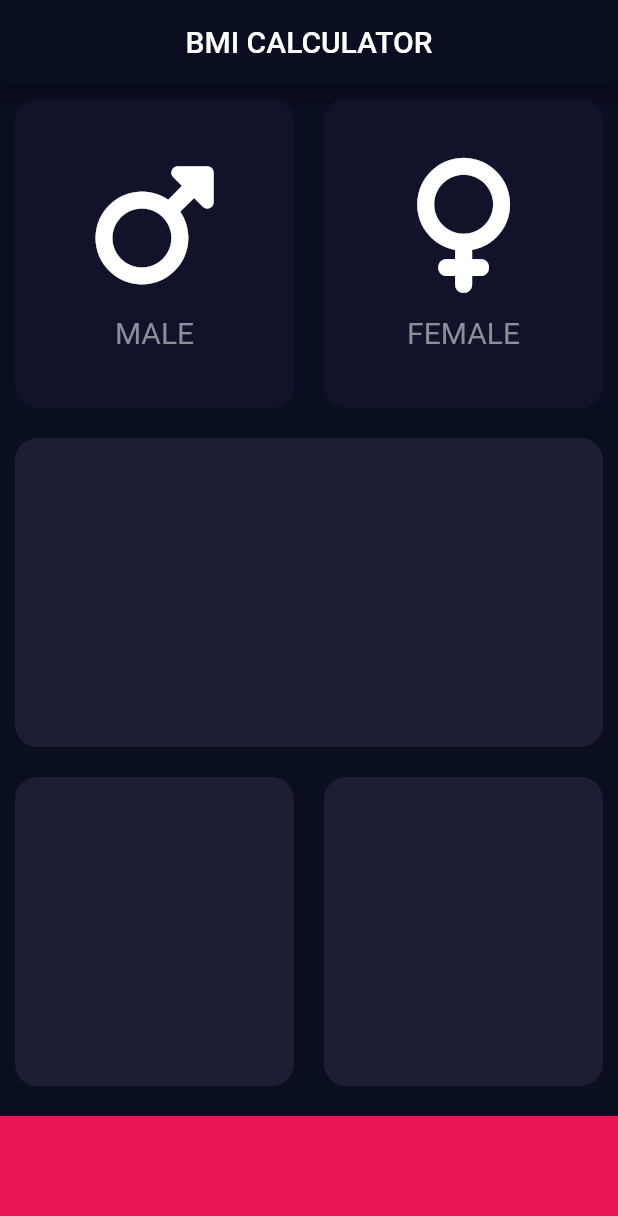
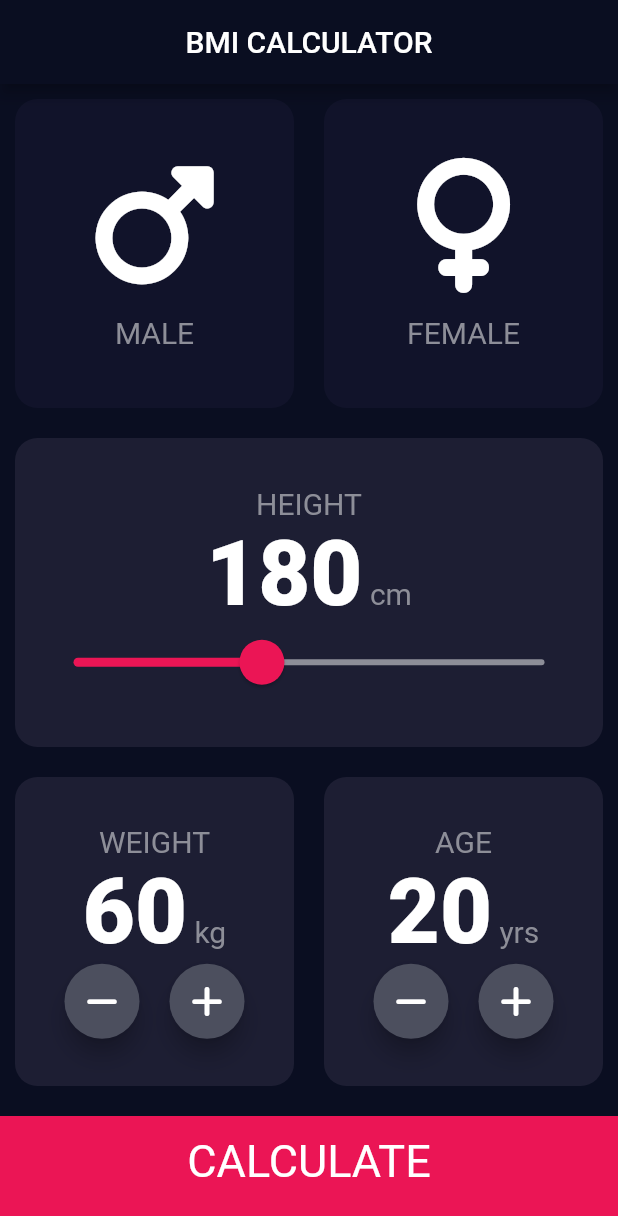
Before and after one commit to tiagocasa/bmi-calculator, a Flutter app: the screen it shows after launch, on a phone screen of 412 x 824 dp. Shown: the top 1216 px of the screen. Run offline on Flutter 3.47's test engine with Material 2 defaults, Android fonts, the phone set to English and light mode, and no system bars; our stand-ins replace font_awesome_flutter.

Commit message:
final commit

```diff
--- /dev/null
+++ b/lib/Widgets/bottom_button.dart
@@ -0,0 +1,29 @@
+import 'package:flutter/material.dart';
+import 'package:bmi_calculator/constants.dart';
+
+class BottomButton extends StatelessWidget {
+  final String buttonText;
+  final VoidCallback onTap;
+
+  BottomButton({required this.buttonText, required this.onTap});
+
+  @override
+  Widget build(BuildContext context) {
+    return GestureDetector(
+      onTap: onTap,
+      child: Container(
+        child: Center(
+          child: Text(
+            buttonText,
+            style: TextStyle(fontSize: 30),
+          ),
+        ),
+        color: kBottomContainerColor,
+        margin: EdgeInsets.only(top: 10),
+        padding: EdgeInsets.only(bottom: 20),
+        width: double.infinity,
+        height: kBottomContainerHeight,
+      ),
+    );
+  }
+}
--- a/lib/icon_content.dart
+++ b/lib/Widgets/icon_content.dart
@@ -1,6 +1,5 @@
 import 'package:flutter/material.dart';
-
-const labelTextStyle = TextStyle(fontSize: 20, color: Color(0xFF8D8E98));
+import '../constants.dart';
 
 class IconAndName extends StatelessWidget {
   IconAndName({required this.iconName, required this.textLabel});
@@ -17,7 +16,7 @@ class IconAndName extends StatelessWidget {
         SizedBox(height: 15),
         Text(
           textLabel,
-          style: labelTextStyle,
+          style: kLabelTextStyle,
         )
       ],
     );
--- /dev/null
+++ b/lib/Widgets/reusable_card.dart
@@ -0,0 +1,25 @@
+import 'package:flutter/material.dart';
+
+class BoxDesign extends StatelessWidget {
+  BoxDesign({required this.selectedColor, this.cardChild, this.onPress});
+
+  final Color selectedColor;
+  final Widget? cardChild;
+  final VoidCallback? onPress;
+
+  @override
+  Widget build(BuildContext context) {
+    return GestureDetector(
+      onTap: onPress,
+      child: Container(
+        child: cardChild,
+        decoration: BoxDecoration(
+          borderRadius: BorderRadius.circular(15),
+          color: selectedColor, //Color(0xFF1D1E33),
+        ),
+        margin: EdgeInsets.all(10),
+        padding: EdgeInsets.all(15),
+      ),
+    );
+  }
+}
--- /dev/null
+++ b/lib/Widgets/round_icon_button.dart
@@ -0,0 +1,23 @@
+import 'package:flutter/material.dart';
+
+class RoundIconButton extends StatelessWidget {
+  RoundIconButton({
+    this.icon,
+    required this.onPressed,
+  });
+
+  final IconData? icon;
+  final VoidCallback onPressed;
+
+  @override
+  Widget build(BuildContext context) {
+    return RawMaterialButton(
+      child: Icon(icon),
+      onPressed: onPressed,
+      shape: CircleBorder(),
+      fillColor: Color(0xFF4C4F5E),
+      constraints: BoxConstraints.tightFor(width: 50, height: 50),
+      elevation: 6,
+    );
+  }
+}
--- /dev/null
+++ b/lib/calculator_brain.dart
@@ -0,0 +1,46 @@
+import 'dart:math';
+
+import 'package:flutter/material.dart';
+
+class CalculatorBrain {
+  CalculatorBrain({required this.height, required this.weight});
+  final int height;
+  final int weight;
+
+  double _bmi = 0;
+
+  String calculateBMI() {
+    _bmi = weight / pow(height / 100, 2);
+    return _bmi.toStringAsFixed(1);
+  }
+
+  String getResult() {
+    if (_bmi >= 25) {
+      return 'OVERWEIGHT';
+    } else if (_bmi > 18.5) {
+      return 'NORMAL';
+    } else {
+      return 'UNDERWEIGHT';
+    }
+  }
+
+  String getInterpretation() {
+    if (_bmi >= 25) {
+      return 'You have a higher than normal body weight. Ty to exercise more';
+    } else if (_bmi > 18.5) {
+      return 'You have a normal body weight. Good job!';
+    } else {
+      return 'You have a lower than normal body weight. You can eat a bit more';
+    }
+  }
+
+  Color getColor() {
+    if (_bmi >= 25) {
+      return Colors.red.shade700;
+    } else if (_bmi > 18.5) {
+      return Color(0xFF24D876);
+    } else {
+      return Colors.lightBlue;
+    }
+  }
+}
--- /dev/null
+++ b/lib/constants.dart
@@ -0,0 +1,22 @@
+import 'package:flutter/material.dart';
+
+const kBottomContainerHeight = 80.0;
+
+const kActiveCardColor = Color(0xFF1D1E33);
+const kInactiveCardColor = Color(0xFF11132A);
+const kBottomContainerColor = Color(0xFFEB1555);
+const kActiveSliderColor = Color(0xFFEB1555);
+const kInactiveSliderColor = Color(0xFF8D8E98);
+const kButtonBackground = Color(0xFF4C4F5E);
+
+const kMaxHeight = 300.0;
+const kMinHeight = 100.0;
+
+const kLabelTextStyle = TextStyle(fontSize: 20, color: Color(0xFF8D8E98));
+const kNumberTextStyle = TextStyle(fontSize: 60.0, fontWeight: FontWeight.w900);
+const kResultTextStyle = TextStyle(
+    fontSize: 30, fontWeight: FontWeight.bold, color: Color(0xFF24D876));
+
+const kBMITextStyle = TextStyle(fontSize: 100, fontWeight: FontWeight.bold);
+
+const kAppBarTitle = Text('BMI CALCULATOR');
--- a/lib/imput_page.dart
+++ /dev/null
@@ -1,82 +0,0 @@
-import 'package:flutter/material.dart';
-import 'package:font_awesome_flutter/font_awesome_flutter.dart';
-import 'reusable_card.dart';
-import 'icon_content.dart';
-
-const bottomContainerHeight = 80.0;
-const activeCardColor = Color(0xFF1D1E33);
-const inactiveCardColor = Color(0xFF11132A);
-const bottomContainerColor = Color(0xFFEB1555);
-
-enum Gender { male, female }
-
-class InputPage extends StatefulWidget {
-  @override
-  _InputPageState createState() => _InputPageState();
-}
-
-class _InputPageState extends State<InputPage> {
-  Color maleCardColor = inactiveCardColor;
-  Color femaleCardColor = inactiveCardColor;
-
-  @override
-  Widget build(BuildContext context) {
-    return Scaffold(
-        appBar: AppBar(
-          title: Center(child: Text('BMI CALCULATOR')),
-        ),
-        body: Column(
-          children: <Widget>[
-            Expanded(
-                child: Row(
-              children: <Widget>[
-                Expanded(
-                    child: GestureDetector(
-                  onTap: () {
-                    setState(() {
-                      maleCardColor = activeCardColor;
-                      femaleCardColor = inactiveCardColor;
-                    });
-                  },
-                  child: BoxDesign(
-                      selectedColor: maleCardColor,
-                      cardChild: IconAndName(
-                        iconName: FontAwesomeIcons.mars,
-                        textLabel: 'MALE',
-                      )),
-                )),
-                Expanded(
-                    child: GestureDetector(
-                  onTap: () {
-                    setState(() {
-                      maleCardColor = inactiveCardColor;
-                      femaleCardColor = activeCardColor;
-                    });
-                  },
-                  child: BoxDesign(
-                      selectedColor: femaleCardColor,
-                      cardChild: IconAndName(
-                        iconName: FontAwesomeIcons.venus,
-                        textLabel: 'FEMALE',
-                      )),
-                ))
-              ],
-            )),
-            Expanded(child: BoxDesign(selectedColor: activeCardColor)),
-            Expanded(
-                child: Row(
-              children: <Widget>[
-                Expanded(child: BoxDesign(selectedColor: activeCardColor)),
-                Expanded(child: BoxDesign(selectedColor: activeCardColor)),
-              ],
-            )),
-            Container(
-              color: bottomContainerColor,
-              margin: EdgeInsets.only(top: 10),
-              width: double.infinity,
-              height: bottomContainerHeight,
-            ),
-          ],
-        ));
-  }
-}
--- /dev/null
+++ b/lib/input_page.dart
@@ -0,0 +1,212 @@
+import 'package:flutter/material.dart';
+import 'package:font_awesome_flutter/font_awesome_flutter.dart';
+import 'Widgets/reusable_card.dart';
+import 'Widgets/icon_content.dart';
+import 'constants.dart';
+import 'Widgets/round_icon_button.dart';
+import 'result_page.dart';
+import 'Widgets/bottom_button.dart';
+import 'calculator_brain.dart';
+
+enum Gender { none, male, female }
+
+enum Math { add, sub }
+
+class InputPage extends StatefulWidget {
+  @override
+  _InputPageState createState() => _InputPageState();
+}
+
+class _InputPageState extends State<InputPage> {
+  Gender selectedGender = Gender.none;
+  int height = 180;
+  int weight = 60;
+  int age = 20;
+
+  @override
+  Widget build(BuildContext context) {
+    return Scaffold(
+        appBar: AppBar(
+          title: Center(child: kAppBarTitle),
+        ),
+        body: Column(
+          crossAxisAlignment: CrossAxisAlignment.stretch,
+          children: <Widget>[
+            Expanded(
+                child: Row(
+              children: <Widget>[
+                Expanded(
+                  child: BoxDesign(
+                      onPress: () {
+                        setState(() {
+                          selectedGender = Gender.male;
+                        });
+                      },
+                      selectedColor: selectedGender == Gender.male
+                          ? kActiveCardColor
+                          : kInactiveCardColor,
+                      cardChild: IconAndName(
+                        iconName: FontAwesomeIcons.mars,
+                        textLabel: 'MALE',
+                      )),
+                ),
+                Expanded(
+                  child: BoxDesign(
+                      onPress: () {
+                        setState(() {
+                          selectedGender = Gender.female;
+                        });
+                      },
+                      selectedColor: selectedGender == Gender.female
+                          ? kActiveCardColor
+                          : kInactiveCardColor,
+                      cardChild: IconAndName(
+                        iconName: FontAwesomeIcons.venus,
+                        textLabel: 'FEMALE',
+                      )),
+                )
+              ],
+            )),
+            Expanded(
+                child: BoxDesign(
+                    cardChild: Column(
+                      mainAxisAlignment: MainAxisAlignment.center,
+                      children: <Widget>[
+                        Text(
+                          'HEIGHT',
+                          style: kLabelTextStyle,
+                        ),
+                        Row(
+                          mainAxisAlignment: MainAxisAlignment.center,
+                          crossAxisAlignment: CrossAxisAlignment.baseline,
+                          textBaseline: TextBaseline.alphabetic,
+                          children: <Widget>[
+                            Text(
+                              height.toString(),
+                              style: kNumberTextStyle,
+                            ),
+                            Text(' cm', style: kLabelTextStyle),
+                          ],
+                        ),
+                        SliderTheme(
+                          data: SliderTheme.of(context).copyWith(
+                              thumbShape: RoundSliderThumbShape(
+                                  enabledThumbRadius: 15)),
+                          child: Slider(
+                            value: height.toDouble(),
+                            onChanged: (double newValue) {
+                              setState(() {
+                                height = newValue.round();
+                              });
+                            },
+                            max: kMaxHeight,
+                            min: kMinHeight,
+                            activeColor: kActiveSliderColor,
+                            inactiveColor: kInactiveSliderColor,
+                          ),
+                        )
+                      ],
+                    ),
+                    selectedColor: kActiveCardColor)),
+            Expanded(
+                child: Row(children: <Widget>[
+              Expanded(
+                  child: BoxDesign(
+                      cardChild: Column(
+                        mainAxisAlignment: MainAxisAlignment.center,
+                        children: <Widget>[
+                          Text('WEIGHT', style: kLabelTextStyle),
+                          Row(
+                              mainAxisAlignment: MainAxisAlignment.center,
+                              crossAxisAlignment: CrossAxisAlignment.baseline,
+                              textBaseline: TextBaseline.alphabetic,
+                              children: <Widget>[
+                                Text(weight.toString(),
+                                    style: kNumberTextStyle),
+                                Text(' kg', style: kLabelTextStyle),
+                              ]),
+                          Row(
+                            mainAxisAlignment: MainAxisAlignment.center,
+                            children: <Widget>[
+                              RoundIconButton(
+                                icon: FontAwesomeIcons.minus,
+                                onPressed: () {
+                                  setState(() {
+                                    weight--;
+                                  });
+                                },
+                              ),
+                              SizedBox(width: 20.0),
+                              RoundIconButton(
+                                icon: FontAwesomeIcons.plus,
+                                onPressed: () {
+                                  setState(() {
+                                    weight++;
+                                  });
+                                },
+                              ),
+                            ],
+                          ),
+                        ],
+                      ),
+                      selectedColor: kActiveCardColor)),
+              Expanded(
+                  child: BoxDesign(
+                      cardChild: Column(
+                        mainAxisAlignment: MainAxisAlignment.center,
+                        children: <Widget>[
+                          Text('AGE', style: kLabelTextStyle),
+                          Row(
+                              mainAxisAlignment: MainAxisAlignment.center,
+                              crossAxisAlignment: CrossAxisAlignment.baseline,
+                              textBaseline: TextBaseline.alphabetic,
+                              children: <Widget>[
+                                Text(age.toString(), style: kNumberTextStyle),
+                                Text(' yrs', style: kLabelTextStyle),
+                              ]),
+                          Row(
+                            mainAxisAlignment: MainAxisAlignment.center,
+                            children: <Widget>[
+                              RoundIconButton(
+                                icon: FontAwesomeIcons.minus,
+                                onPressed: () {
+                                  setState(() {
+                                    age--;
+                                  });
+                                },
+                              ),
+                              SizedBox(width: 20.0),
+                              RoundIconButton(
+                                icon: FontAwesomeIcons.plus,
+                                onPressed: () {
+                                  setState(() {
+                                    age++;
+                                  });
+                                },
+                              ),
+                            ],
+                          ),
+                        ],
+                      ),
+                      selectedColor: kActiveCardColor)),
+            ])),
+            BottomButton(
+              buttonText: 'CALCULATE',
+              onTap: () {
+                CalculatorBrain brain =
+                    CalculatorBrain(height: height, weight: weight);
+                Navigator.push(
+                    context,
+                    MaterialPageRoute(
+                        builder: (context) => ResultsPage(
+                              bmiResult: brain.calculateBMI(),
+                              interpretation: brain.getInterpretation(),
+                              resultText: brain.getResult(),
+                              resultColor: brain.getColor(),
+                            )));
+              },
+            ),
+          ],
+        ));
+  }
+}
--- a/lib/main.dart
+++ b/lib/main.dart
@@ -1,5 +1,5 @@
 import 'package:flutter/material.dart';
-import 'imput_page.dart';
+import 'input_page.dart';
 
 void main() => runApp(BMICalculator());
 
--- a/lib/reusable_card.dart
+++ /dev/null
@@ -1,20 +0,0 @@
-import 'package:flutter/material.dart';
-
-class BoxDesign extends StatelessWidget {
-  BoxDesign({required this.selectedColor, this.cardChild});
-
-  final Color selectedColor;
-  final Widget? cardChild;
-
-  @override
-  Widget build(BuildContext context) {
-    return Container(
-      child: cardChild,
-      decoration: BoxDecoration(
-        borderRadius: BorderRadius.circular(15),
-        color: selectedColor, //Color(0xFF1D1E33),
-      ),
-      margin: EdgeInsets.all(10),
-    );
-  }
-}
```
Also changed, not shown: lib/result_page.dart (added, +64 -0 lines).
